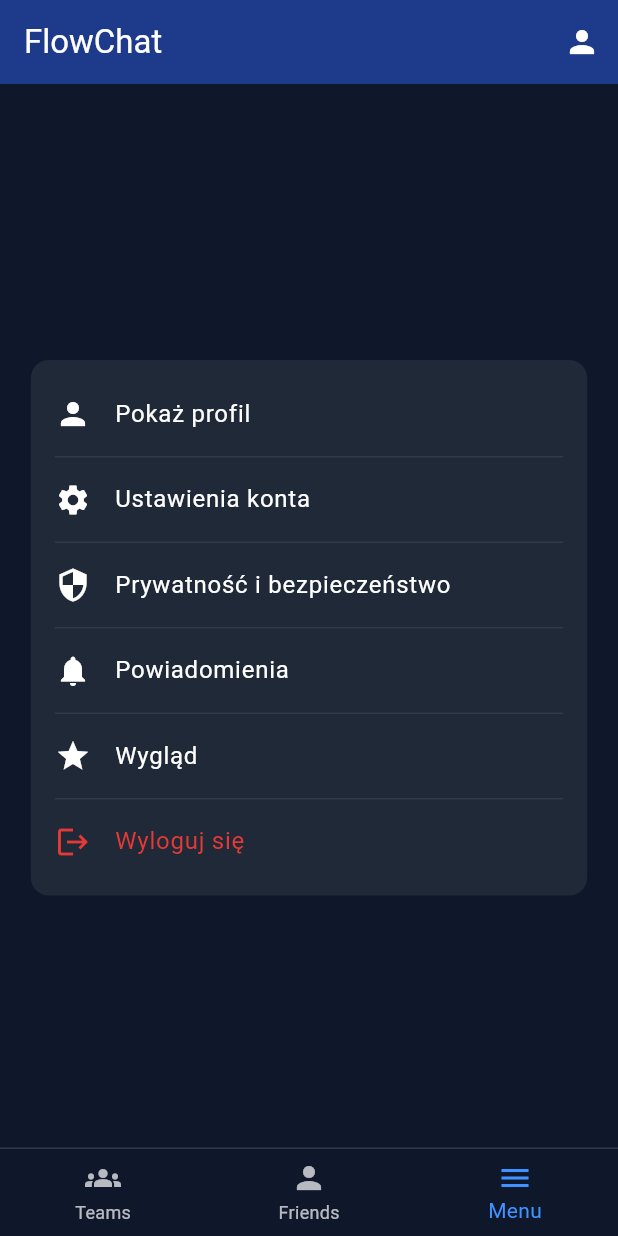
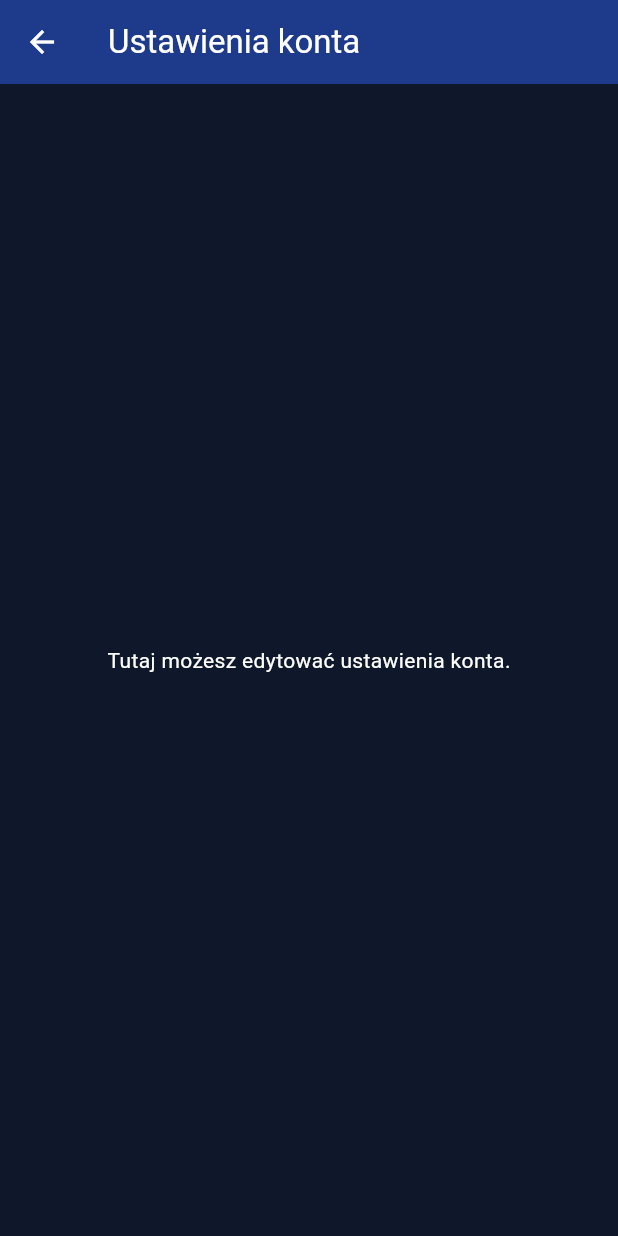
Before and after one commit to makla12/flow_chat, a Flutter app: the screen it shows after launch, after a tap on "Ustawienia konta", on a phone screen of 412 x 824 dp. Run offline on Flutter 3.47's test engine with Material 3 defaults, Android fonts, the phone set to English and light mode, and no system bars; our stand-ins replace firebase_core; accounts and stored records are empty.

```diff
--- a/lib/app.dart
+++ b/lib/app.dart
@@ -1,5 +1,5 @@
 import 'package:flutter/material.dart';
-import 'screens/flow_chat_screen.dart';
+import 'screens/settings.dart';
 
 class FlowChatApp extends StatelessWidget {
   const FlowChatApp({Key? key}) : super(key: key);
--- /dev/null
+++ b/lib/screens/account_settings_screen.dart
@@ -0,0 +1,32 @@
+import 'package:flutter/material.dart';
+
+class AccountSettingsScreen extends StatelessWidget {
+  const AccountSettingsScreen({Key? key}) : super(key: key);
+
+  static const Color appBarColor = Color(0xFF1E3A8A);
+  static const Color backgroundColor = Color(0xFF0F172A);
+
+  @override
+  Widget build(BuildContext context) {
+    return Scaffold(
+      backgroundColor: backgroundColor,
+      appBar: AppBar(
+        backgroundColor: appBarColor,
+        leading: IconButton(
+          icon: const Icon(Icons.arrow_back, color: Colors.white),
+          onPressed: () => Navigator.pop(context),
+        ),
+        title: const Text(
+          'Ustawienia konta',
+          style: TextStyle(color: Colors.white),
+        ),
+      ),
+      body: const Center(
+        child: Text(
+          'Tutaj możesz edytować ustawienia konta.',
+          style: TextStyle(color: Colors.white),
+        ),
+      ),
+    );
+  }
+}
--- a/lib/screens/flow_chat_screen.dart
+++ b/lib/screens/settings.dart
@@ -2,6 +2,13 @@ import 'package:flutter/material.dart';
 import '../widgets/bottom_nav_bar.dart';
 import '../widgets/menu_item_widget.dart';
 import '../widgets/custom_divider.dart';
+
+import 'profile_screen.dart';
+import 'account_settings_screen.dart';
+import 'privacy_and_security_screen.dart';
+import 'notifications_screen.dart';
+import 'appearance_screen.dart';
+import 'logout_screen.dart';
 
 class FlowChatScreen extends StatelessWidget {
   const FlowChatScreen({Key? key}) : super(key: key);
@@ -29,7 +36,7 @@ class FlowChatScreen extends StatelessWidget {
           ),
         ],
       ),
-      // Główna część ekranu
+      // Główna część ekranu z menu
       body: Center(
         child: Container(
           margin: const EdgeInsets.only(top: 16),
@@ -43,37 +50,94 @@ class FlowChatScreen extends StatelessWidget {
             child: Column(
               mainAxisSize: MainAxisSize.min,
               children: [
-                MenuItemWidget(icon: Icons.person, text: 'Pokaż profil'),
+                MenuItemWidget(
+                  icon: Icons.person,
+                  text: 'Pokaż profil',
+                  onTap: () {
+                    Navigator.push(
+                      context,
+                      MaterialPageRoute(
+                        builder: (context) => const ProfileScreen(),
+                      ),
+                    );
+                  },
+                ),
                 const CustomDivider(dividerColor: dividerColor),
-                MenuItemWidget(icon: Icons.settings, text: 'Ustawienia konta'),
+                MenuItemWidget(
+                  icon: Icons.settings,
+                  text: 'Ustawienia konta',
+                  onTap: () {
+                    Navigator.push(
+                      context,
+                      MaterialPageRoute(
+                        builder: (context) => const AccountSettingsScreen(),
+                      ),
+                    );
+                  },
+                ),
                 const CustomDivider(dividerColor: dividerColor),
                 MenuItemWidget(
                   icon: Icons.security,
                   text: 'Prywatność i bezpieczeństwo',
+                  onTap: () {
+                    Navigator.push(
+                      context,
+                      MaterialPageRoute(
+                        builder: (context) => const PrivacyAndSecurityScreen(),
+                      ),
+                    );
+                  },
                 ),
                 const CustomDivider(dividerColor: dividerColor),
                 MenuItemWidget(
                   icon: Icons.notifications,
                   text: 'Powiadomienia',
+                  onTap: () {
+                    Navigator.push(
+                      context,
+                      MaterialPageRoute(
+                        builder: (context) => const NotificationsScreen(),
+                      ),
+                    );
+                  },
                 ),
                 const CustomDivider(dividerColor: dividerColor),
-                MenuItemWidget(icon: Icons.star, text: 'Wygląd'),
+                MenuItemWidget(
+                  icon: Icons.star,
+                  text: 'Wygląd',
+                  onTap: () {
+                    Navigator.push(
+                      context,
+                      MaterialPageRoute(
+                        builder: (context) => const AppearanceScreen(),
+                      ),
+                    );
+                  },
+                ),
                 const CustomDivider(dividerColor: dividerColor),
                 MenuItemWidget(
                   icon: Icons.logout,
                   text: 'Wyloguj się',
                   color: logoutColor,
+                  onTap: () {
+                    Navigator.push(
+                      context,
+                      MaterialPageRoute(
+                        builder: (context) => const LogoutScreen(),
+                      ),
+                    );
+                  },
                 ),
               ],
             ),
           ),
         ),
       ),
-      // Dolne menu
+      // Dolna nawigacja (Friends, Teams, Menu)
       bottomNavigationBar: CustomBottomNavigationBar(
-        currentIndex: 2, // Podświetlamy przycisk "Menu"
+        currentIndex: 2, // Podświetlenie przycisku "Menu"
         backgroundColor: backgroundColor,
-        selectedItemColor: const Color.fromARGB(255, 63, 146, 255),
+        selectedItemColor: appBarColor,
         unselectedItemColor: Colors.white70,
         dividerColor: dividerColor,
       ),
--- a/lib/widgets/bottom_nav_bar.dart
+++ b/lib/widgets/bottom_nav_bar.dart
@@ -39,7 +39,7 @@ class CustomBottomNavigationBar extends StatelessWidget {
             BottomNavigationBarItem(icon: Icon(Icons.menu), label: 'Menu'),
           ],
           onTap: (index) {
-            // Dodaj logikę nawigacji, jeśli jest potrzebna
+            // Logika nawigacji dla dolnej nawigacji (nie modyfikujemy Friends i Teams)
           },
         ),
       ),
--- a/lib/widgets/menu_item_widget.dart
+++ b/lib/widgets/menu_item_widget.dart
@@ -4,12 +4,14 @@ class MenuItemWidget extends StatelessWidget {
   final IconData icon;
   final String text;
   final Color color;
+  final VoidCallback? onTap;
 
   const MenuItemWidget({
     Key? key,
     required this.icon,
     required this.text,
     this.color = Colors.white,
+    this.onTap,
   }) : super(key: key);
 
   @override
@@ -17,9 +19,7 @@ class MenuItemWidget extends StatelessWidget {
     return ListTile(
       leading: Icon(icon, color: color),
       title: Text(text, style: TextStyle(color: color)),
-      onTap: () {
-        // Dodaj logikę po kliknięciu
-      },
+      onTap: onTap,
     );
   }
 }
```
Also changed, not shown: lib/screens/appearance_screen.dart (added, +29 -0 lines), lib/screens/logout_screen.dart (added, +26 -0 lines), lib/screens/notifications_screen.dart (added, +32 -0 lines), lib/screens/privacy_and_security_screen.dart (added, +32 -0 lines), lib/screens/profile_screen.dart (added, +29 -0 lines).
